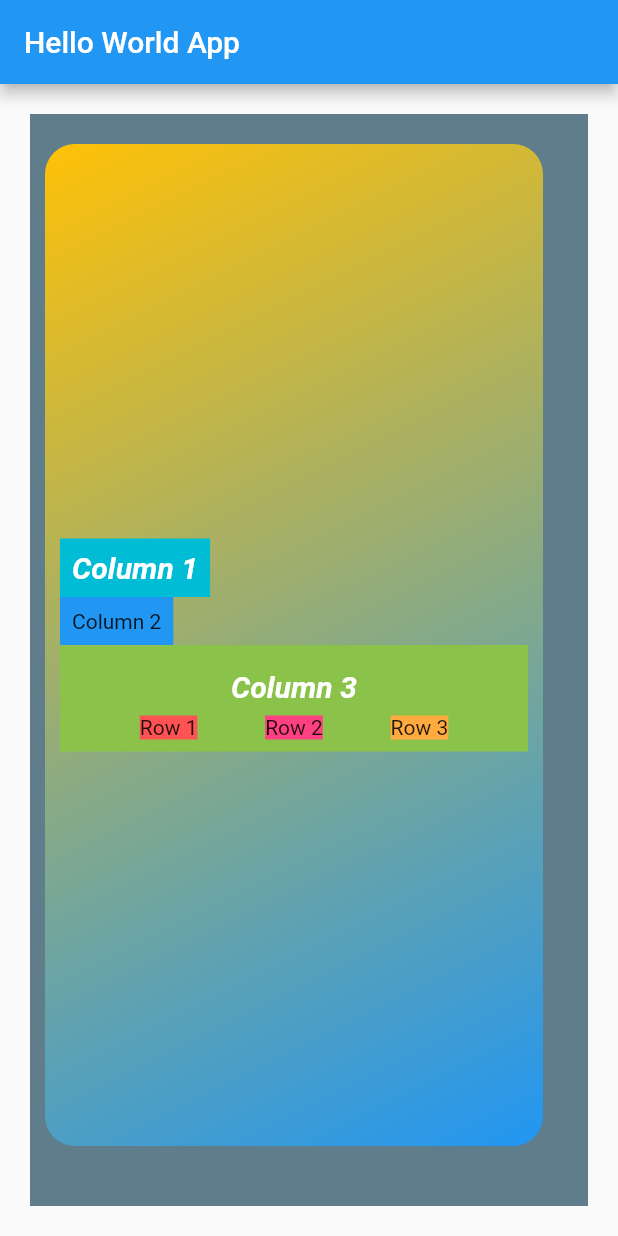
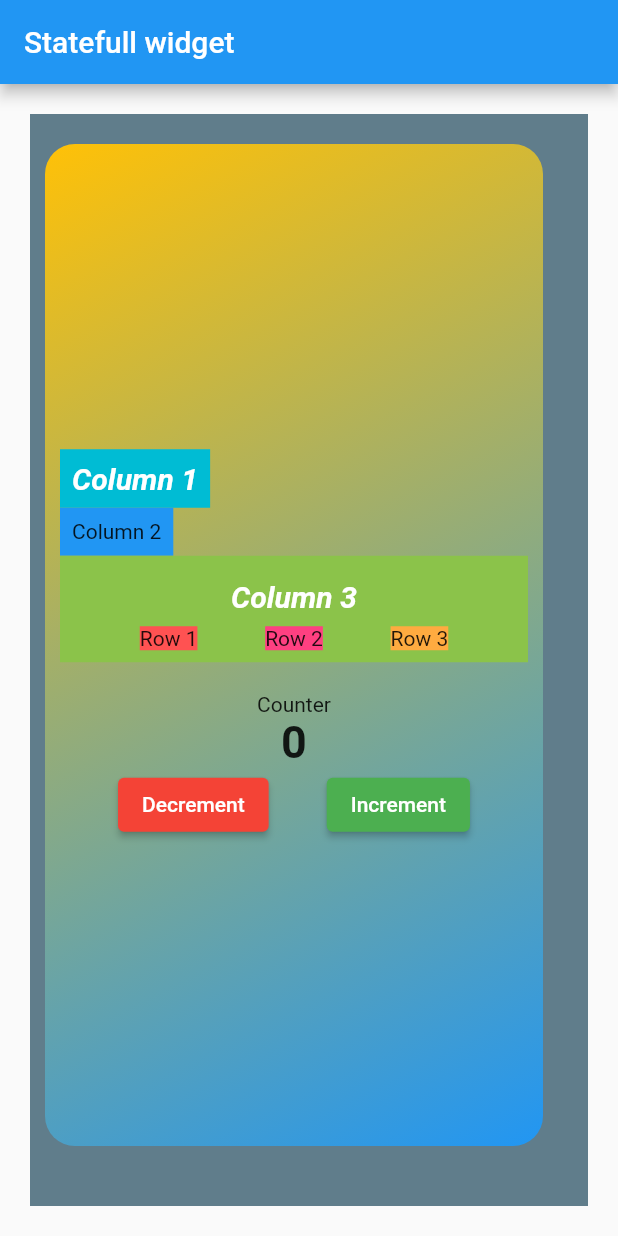
Before and after one commit to nadrianfikri/learn-flutter, a Flutter app: the screen it shows after launch, on a phone screen of 412 x 824 dp. Run offline on Flutter 3.47's test engine with Material 2 defaults, Android fonts, the phone set to English and light mode, and no system bars.

Commit message:
feat: statefull widget

```diff
--- a/lib/main.dart
+++ b/lib/main.dart
@@ -2,15 +2,34 @@ import 'package:flutter/material.dart';
 
 void main() => runApp(const MyApp());
 
-class MyApp extends StatelessWidget {
+class MyApp extends StatefulWidget {
   const MyApp({Key key}) : super(key: key);
+
+  @override
+  State<MyApp> createState() => _MyAppState();
+}
+
+class _MyAppState extends State<MyApp> {
+  int counter = 0;
+
+  void increment() {
+    setState(() {
+      counter++;
+    });
+  }
+
+  void decrement() {
+    setState(() {
+      counter--;
+    });
+  }
 
   @override
   Widget build(BuildContext context) {
     return MaterialApp(
       home: Scaffold(
         appBar: AppBar(
-          title: const Text('Hello World App'),
+          title: const Text('Statefull widget'),
         ),
         body: Container(
           color: Colors.blueGrey,
@@ -83,10 +102,38 @@ class MyApp extends StatelessWidget {
                                   color: Colors.orangeAccent,
                                   child: const Text('Row 3')),
                             ],
-                          )
+                          ),
                         ],
                       )),
                 ),
+                Center(
+                  child: Container(
+                    padding: const EdgeInsets.only(top: 20),
+                    child: Column(
+                      children: <Widget>[
+                        const Text('Counter'),
+                        Text(counter.toString(),
+                            style: const TextStyle(
+                                fontWeight: FontWeight.w600, fontSize: 30)),
+                        Row(
+                          mainAxisAlignment: MainAxisAlignment.spaceEvenly,
+                          children: [
+                            ElevatedButton(
+                                style: ElevatedButton.styleFrom(
+                                    backgroundColor: Colors.red),
+                                onPressed: decrement,
+                                child: const Text('Decrement')),
+                            ElevatedButton(
+                                style: ElevatedButton.styleFrom(
+                                    backgroundColor: Colors.green),
+                                onPressed: increment,
+                                child: const Text('Increment'))
+                          ],
+                        )
+                      ],
+                    ),
+                  ),
+                )
               ],
             ),
           ),
```
